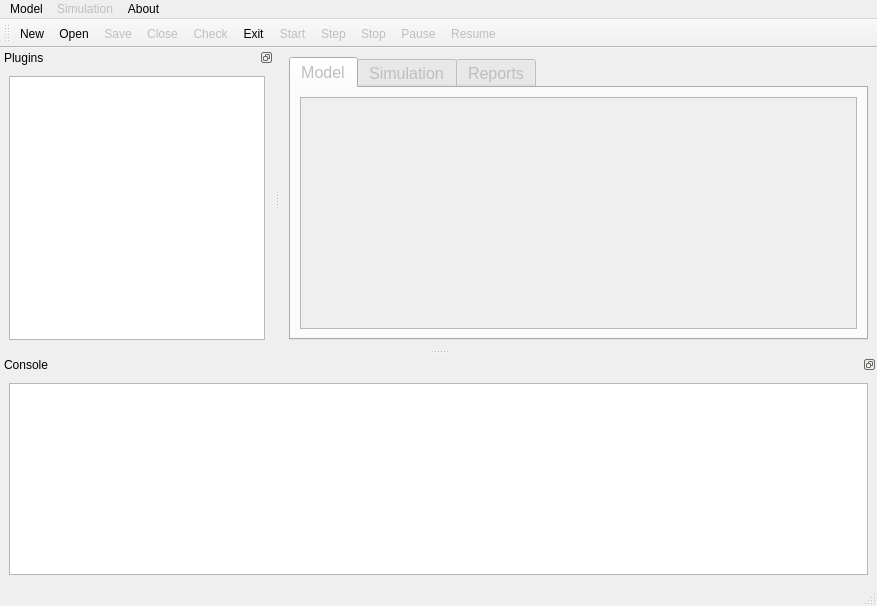
Qt form applications/gui/qt/SimpleGUI_QtCreator/SimpleGUI/mainwindow.ui (vits-hugs/Genesys-Simulator) before a commit.
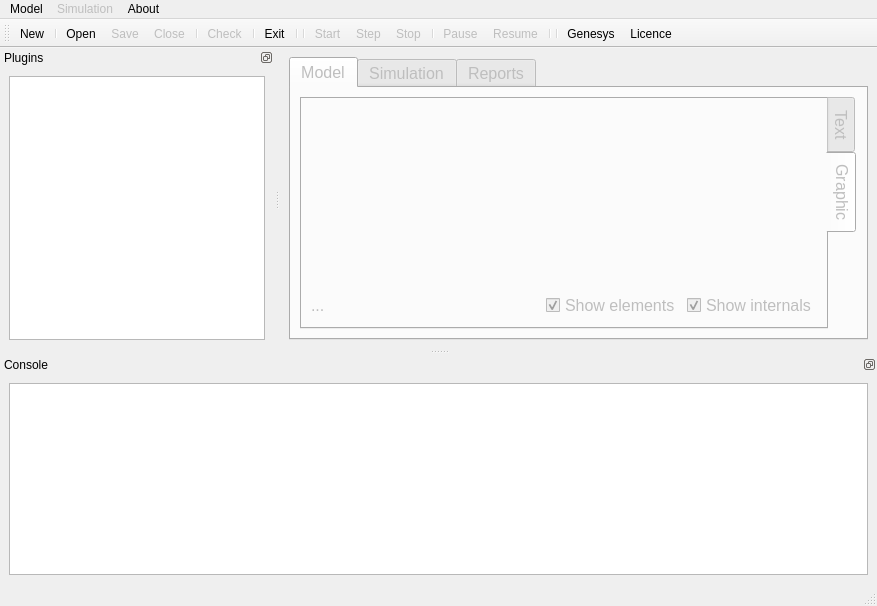
The same form after that commit. The open tabs and pages were chosen to show the change. Icons and pictures are not drawn.

Commit message:
A few more improvements in the simple GUI: - code editor with line numbers and line highight - very simple and fixed graphical representation of the model
Some useless lines were commented

What changed in the file:
```diff
--- a/applications/gui/qt/SimpleGUI_QtCreator/SimpleGUI/mainwindow.ui
+++ b/applications/gui/qt/SimpleGUI_QtCreator/SimpleGUI/mainwindow.ui
@@ -39,30 +39,92 @@
        <attribute name="title">
         <string>Model</string>
        </attribute>
-       <layout class="QHBoxLayout" name="horizontalLayout">
+       <attribute name="toolTip">
+        <string>Model in Genesys Simulation Language</string>
+       </attribute>
+       <layout class="QVBoxLayout" name="verticalLayout_3">
         <item>
-         <widget class="QTextEdit" name="textEdit_Model">
-          <property name="font">
-           <font>
-            <family>Courier</family>
-            <pointsize>12</pointsize>
-           </font>
+         <widget class="QTabWidget" name="tabWidgetModel_2">
+          <property name="tabPosition">
+           <enum>QTabWidget::East</enum>
           </property>
-          <property name="lineWidth">
-           <number>3</number>
+          <property name="currentIndex">
+           <number>0</number>
           </property>
-          <property name="verticalScrollBarPolicy">
-           <enum>Qt::ScrollBarAsNeeded</enum>
-          </property>
-          <property name="horizontalScrollBarPolicy">
-           <enum>Qt::ScrollBarAsNeeded</enum>
-          </property>
-          <property name="lineWrapMode">
-           <enum>QTextEdit::NoWrap</enum>
-          </property>
-          <property name="textInteractionFlags">
-           <set>Qt::LinksAccessibleByKeyboard|Qt::LinksAccessibleByMouse|Qt::TextBrowserInteraction|Qt::TextEditable|Qt::TextEditorInteraction|Qt::TextSelectableByKeyboard|Qt::TextSelectableByMouse</set>
-          </property>
+          <widget class="QWidget" name="tabModelText">
+           <attribute name="icon">
+            <iconset resource="simpleGUI_resources.qrc">
+             <normaloff>:/icons3/resources/icons/pack3/ico/text.ico</normaloff>:/icons3/resources/icons/pack3/ico/text.ico</iconset>
+           </attribute>
+           <attribute name="title">
+            <string>Text</string>
+           </attribute>
+           <layout class="QVBoxLayout" name="verticalLayout_4"/>
+          </widget>
+          <widget class="QWidget" name="tabModelGraphic">
+           <attribute name="icon">
+            <iconset resource="simpleGUI_resources.qrc">
+             <normaloff>:/mxgraph/resources/icons/pack4/iconsMxGraph/vertical.png</normaloff>:/mxgraph/resources/icons/pack4/iconsMxGraph/vertical.png</iconset>
+           </attribute>
+           <attribute name="title">
+            <string>Graphic</string>
+           </attribute>
+           <layout class="QVBoxLayout" name="verticalLayout_5">
+            <item>
+             <widget class="QLabel" name="label_ModelGraphic">
+              <property name="sizePolicy">
+               <sizepolicy hsizetype="Preferred" vsizetype="Preferred">
+                <horstretch>0</horstretch>
+                <verstretch>3</verstretch>
+               </sizepolicy>
+              </property>
+              <property name="text">
+               <string/>
+              </property>
+              <property name="alignment">
+               <set>Qt::AlignCenter</set>
+              </property>
+             </widget>
+            </item>
+            <item>
+             <layout class="QHBoxLayout" name="horizontalLayout">
+              <item>
+               <widget class="QLabel" name="label_GraphicMsg">
+                <property name="sizePolicy">
+                 <sizepolicy hsizetype="Preferred" vsizetype="Preferred">
+                  <horstretch>2</horstretch>
+                  <verstretch>0</verstretch>
+                 </sizepolicy>
+                </property>
+                <property name="text">
+                 <string>...</string>
+                </property>
+               </widget>
+              </item>
+              <item>
+               <widget class="QCheckBox" name="checkBox_ShowElements">
+                <property name="text">
+                 <string>Show elements</string>
+                </property>
+                <property name="checked">
+                 <bool>true</bool>
+                </property>
+               </widget>
+              </item>
+              <item>
+               <widget class="QCheckBox" name="checkBox_ShowInternals">
+                <property name="text">
+                 <string>Show internals</string>
+                </property>
+                <property name="checked">
+                 <bool>true</bool>
+                </property>
+               </widget>
+              </item>
+             </layout>
+            </item>
+           </layout>
+          </widget>
          </widget>
         </item>
        </layout>
@@ -207,16 +269,26 @@
     <bool>false</bool>
    </attribute>
    <addaction name="actionNew"/>
+   <addaction name="separator"/>
    <addaction name="actionOpen"/>
    <addaction name="actionSave"/>
    <addaction name="actionClose"/>
+   <addaction name="separator"/>
    <addaction name="actionCheck"/>
+   <addaction name="separator"/>
    <addaction name="actionExit"/>
+   <addaction name="separator"/>
+   <addaction name="separator"/>
    <addaction name="actionStart"/>
    <addaction name="actionStep"/>
    <addaction name="actionStop"/>
+   <addaction name="separator"/>
    <addaction name="actionPause"/>
    <addaction name="actionResume"/>
+   <addaction name="separator"/>
+   <addaction name="separator"/>
+   <addaction name="actionAbout"/>
+   <addaction name="actionLicence"/>
   </widget>
   <widget class="QDockWidget" name="dockWidgetConsole">
    <property name="sizePolicy">
@@ -494,7 +566,22 @@
   </action>
   <action name="actionAbout">
    <property name="text">
-    <string>About</string>
+    <string>Genesys</string>
+   </property>
+   <property name="toolTip">
+    <string>About Genesys</string>
+   </property>
+  </action>
+  <action name="actionLicence">
+   <property name="icon">
+    <iconset resource="simpleGUI_resources.qrc">
+     <normaloff>:/icons2/resources/icons/pack2/ico/28.ico</normaloff>:/icons2/resources/icons/pack2/ico/28.ico</iconset>
+   </property>
+   <property name="text">
+    <string>Licence</string>
+   </property>
+   <property name="toolTip">
+    <string>About Licence</string>
    </property>
   </action>
  </widget>
```
Left out of the diff: 21 changed lines with no effect on the pictures. The commit also changes 73 other files.
